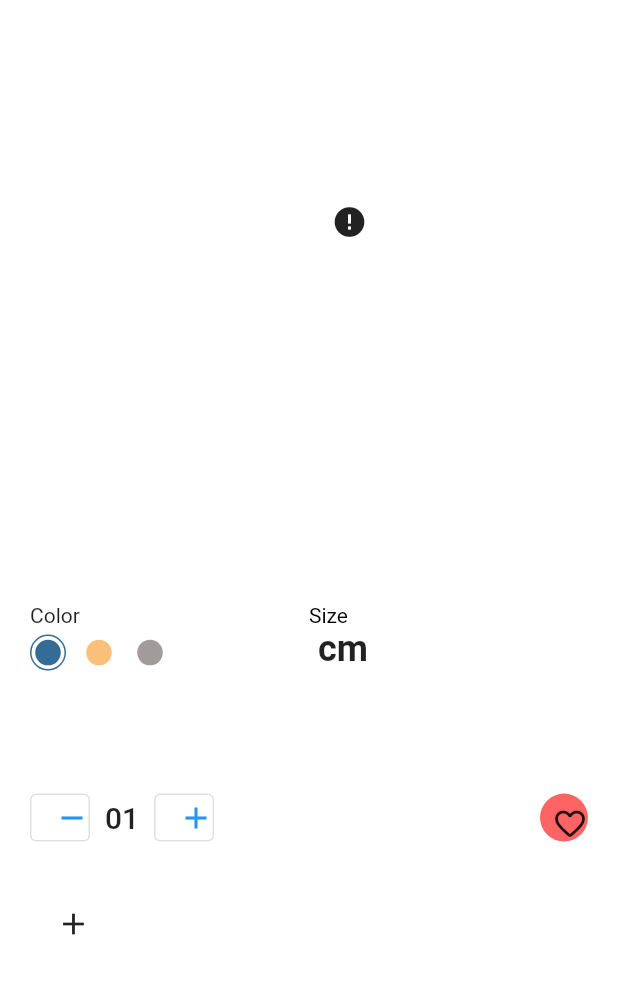
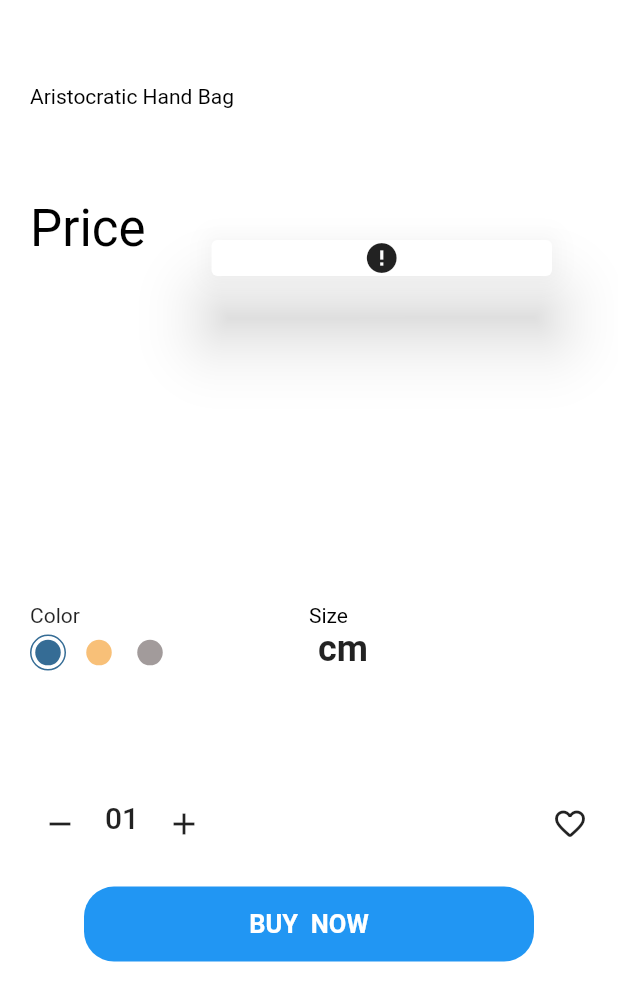
Before and after one commit to anuragsoni300/logicwind_mini_project, a Flutter app: the DetailsScreen screen opened directly with empty values, on a phone screen of 412 x 824 dp. Shown: the top 1001 px of the screen. Run offline on Flutter 3.47's test engine with Material 2 defaults, Android fonts, the phone set to English and light mode, and no system bars; drawn by our look-alikes of cached_network_image; our stand-ins replace bloc, cloud_firestore, firebase_auth, firebase_core, flutter_bloc, google_fonts; accounts and stored records are empty; network calls fail.

Commit message:
almost done

```diff
--- a/lib/screens/shopping_frontend/detail_page/details_page_helper.dart/add_to_cart/add_to_cart.dart
+++ b/lib/screens/shopping_frontend/detail_page/details_page_helper.dart/add_to_cart/add_to_cart.dart
@@ -13,26 +13,13 @@ class AddToCart extends StatelessWidget {
   Widget build(BuildContext context) {
     return Padding(
       padding: const EdgeInsets.symmetric(vertical: 20),
-      child: Row(
-        children: <Widget>[
-          Container(
-            margin: EdgeInsets.only(right: 20),
+      child: Container(
+        decoration: BoxDecoration(
+          color: Colors.blue,
+          borderRadius: BorderRadius.circular(20),
+        ),
         height: 50,
-            width: 58,
-            decoration: BoxDecoration(
-              borderRadius: BorderRadius.circular(18),
-              border: Border.all(
-                color: Color(int.parse(product['color'])),
-              ),
-            ),
-            child: IconButton(
-              icon: Icon(Icons.add),
-              onPressed: () {},
-            ),
-          ),
-          Expanded(
-            child: SizedBox(
-              height: 50,
+        width: 300,
         child: TextButton(
           onPressed: () {},
           child: Text(
@@ -45,9 +32,6 @@ class AddToCart extends StatelessWidget {
           ),
         ),
       ),
-          ),
-        ],
-      ),
     );
   }
 }
--- a/lib/screens/shopping_frontend/detail_page/details_page_helper.dart/body.dart
+++ b/lib/screens/shopping_frontend/detail_page/details_page_helper.dart/body.dart
@@ -21,7 +21,8 @@ class Body extends StatelessWidget {
             height: size.height,
             child: Stack(
               children: <Widget>[
-                Container(
+                SingleChildScrollView(
+                  child: Container(
                     margin: EdgeInsets.only(top: size.height * 0.3),
                     padding: EdgeInsets.only(
                       top: size.height * 0.12,
@@ -48,6 +49,7 @@ class Body extends StatelessWidget {
                       ],
                     ),
                   ),
+                ),
                 ProductTitleWithImage(product: product)
               ],
             ),
--- a/lib/screens/shopping_frontend/detail_page/details_page_helper.dart/counter_and_fav/counter.dart
+++ b/lib/screens/shopping_frontend/detail_page/details_page_helper.dart/counter_and_fav/counter.dart
@@ -11,15 +11,18 @@ class _CartCounterState extends State<CartCounter> {
   Widget build(BuildContext context) {
     return Row(
       children: <Widget>[
-        buildOutlineButton(
-          icon: Icons.remove,
-          press: () {
-            if (numOfItems > 1) {
-              setState(() {
-                numOfItems--;
-              });
-            }
-          },
+        SizedBox(
+          width: 40,
+          height: 32,
+          child: IconButton(
+            onPressed: () {
+              if (numOfItems > 1)
+                setState(() {
+                  numOfItems--;
+                });
+            },
+            icon: Icon(Icons.remove),
+          ),
         ),
         Padding(
           padding: EdgeInsets.symmetric(horizontal: 10),
@@ -28,25 +31,19 @@ class _CartCounterState extends State<CartCounter> {
             style: Theme.of(context).textTheme.headline6,
           ),
         ),
-        buildOutlineButton(
-            icon: Icons.add,
-            press: () {
+        SizedBox(
+          width: 40,
+          height: 32,
+          child: IconButton(
+            onPressed: () {
               setState(() {
                 numOfItems++;
               });
-            }),
+            },
+            icon: Icon(Icons.add),
+          ),
+        ),
       ],
     );
   }
-
-  SizedBox buildOutlineButton({required IconData icon, required Function press}) {
-    return SizedBox(
-      width: 40,
-      height: 32,
-      child: OutlinedButton(
-        onPressed: () => press,
-        child: Icon(icon),
-      ),
-    );
-  }
 }
--- a/lib/screens/shopping_frontend/detail_page/details_page_helper.dart/counter_and_fav/counter_and_fav.dart
+++ b/lib/screens/shopping_frontend/detail_page/details_page_helper.dart/counter_and_fav/counter_and_fav.dart
@@ -18,7 +18,7 @@ class CounterWithFavBtn extends StatelessWidget {
           height: 32,
           width: 32,
           decoration: BoxDecoration(
-            color: Color(0xFFFF6464),
+            color: Colors.transparent,
             shape: BoxShape.circle,
           ),
           child: Icon(Icons.favorite_border_rounded),
--- a/lib/screens/shopping_frontend/detail_page/details_page_helper.dart/produt_image/product_image.dart
+++ b/lib/screens/shopping_frontend/detail_page/details_page_helper.dart/produt_image/product_image.dart
@@ -19,14 +19,14 @@ class ProductTitleWithImage extends StatelessWidget {
         children: <Widget>[
           Text(
             "Aristocratic Hand Bag",
-            style: TextStyle(color: Colors.white),
+            style: TextStyle(color: Colors.black),
           ),
           Text(
             product['title'],
             style: Theme.of(context)
                 .textTheme
                 .headline4!
-                .copyWith(color: Colors.white, fontWeight: FontWeight.bold),
+                .copyWith(color: Colors.black, fontWeight: FontWeight.bold),
           ),
           SizedBox(height: 20),
           Row(
@@ -34,17 +34,27 @@ class ProductTitleWithImage extends StatelessWidget {
               RichText(
                 text: TextSpan(
                   children: [
-                    TextSpan(text: "Price\n"),
+                    TextSpan(
+                      text: "Price\n",
+                      style: Theme.of(context)
+                          .textTheme
+                          .headline4!
+                          .copyWith(color: Colors.black),
+                    ),
                     TextSpan(
                       text: "${product['prize']}",
                       style: Theme.of(context).textTheme.headline4!.copyWith(
-                          color: Colors.white, fontWeight: FontWeight.bold),
+                          color: Colors.black, fontWeight: FontWeight.bold),
                     ),
                   ],
                 ),
               ),
               SizedBox(width: 20),
               Expanded(
+                child: Padding(
+                  padding: const EdgeInsets.all(20.0),
+                  child: Card(
+                    elevation: 20,
                     child: Hero(
                       tag: "${product.id}",
                       child: CachedNetworkImage(
@@ -56,6 +66,8 @@ class ProductTitleWithImage extends StatelessWidget {
                         fit: BoxFit.fill,
                       ),
                     ),
+                  ),
+                ),
               )
             ],
           )
--- a/lib/screens/shopping_frontend/detail_page/details_screen.dart
+++ b/lib/screens/shopping_frontend/detail_page/details_screen.dart
@@ -10,7 +10,7 @@ class DetailsScreen extends StatelessWidget {
   @override
   Widget build(BuildContext context) {
     return Scaffold(
-      backgroundColor: Color(int.parse(product['color'])),
+      backgroundColor: Colors.white,
       appBar: buildAppBar(context),
       body: Body(product: product),
     );
```
Lines whose indentation alone changed are shown as unchanged.
